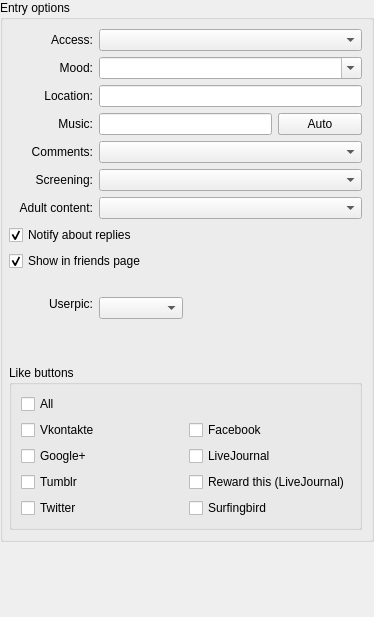
0xd34df00d/leechcraft, file src/plugins/blogique/plugins/metida/postoptionswidget.ui: the form before one commit.
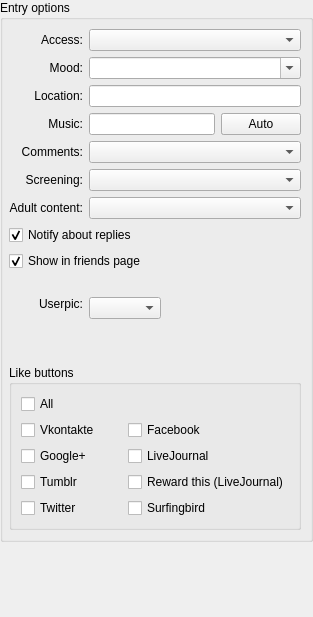
The form after the commit.

Commit message: Blogique: fix minimum side widget size and set default image scale

```diff
--- a/src/plugins/blogique/plugins/metida/postoptionswidget.ui
+++ b/src/plugins/blogique/plugins/metida/postoptionswidget.ui
@@ -6,10 +6,16 @@
    <rect>
     <x>0</x>
     <y>0</y>
-    <width>374</width>
+    <width>313</width>
     <height>617</height>
    </rect>
   </property>
+  <property name="minimumSize">
+   <size>
+    <width>1</width>
+    <height>0</height>
+   </size>
+  </property>
   <property name="windowTitle">
    <string/>
   </property>
@@ -199,13 +205,6 @@
         </property>
        </widget>
       </item>
-      <item row="10" column="2">
-       <widget class="QLabel" name="UserPicLabel_">
-        <property name="text">
-         <string/>
-        </property>
-       </widget>
-      </item>
       <item row="2" column="0">
        <widget class="QLabel" name="whereIsYouLabel">
         <property name="text">
@@ -309,6 +308,13 @@
         </property>
        </widget>
       </item>
+      <item row="10" column="2" colspan="2">
+       <widget class="QLabel" name="UserPicLabel_">
+        <property name="text">
+         <string/>
+        </property>
+       </widget>
+      </item>
      </layout>
     </widget>
    </item>
```
The commit also changes 1 other file.
